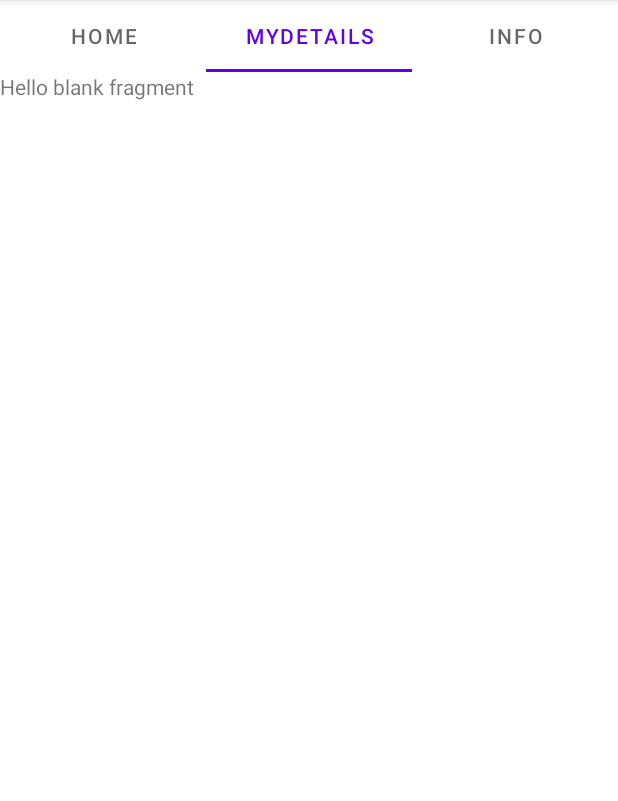
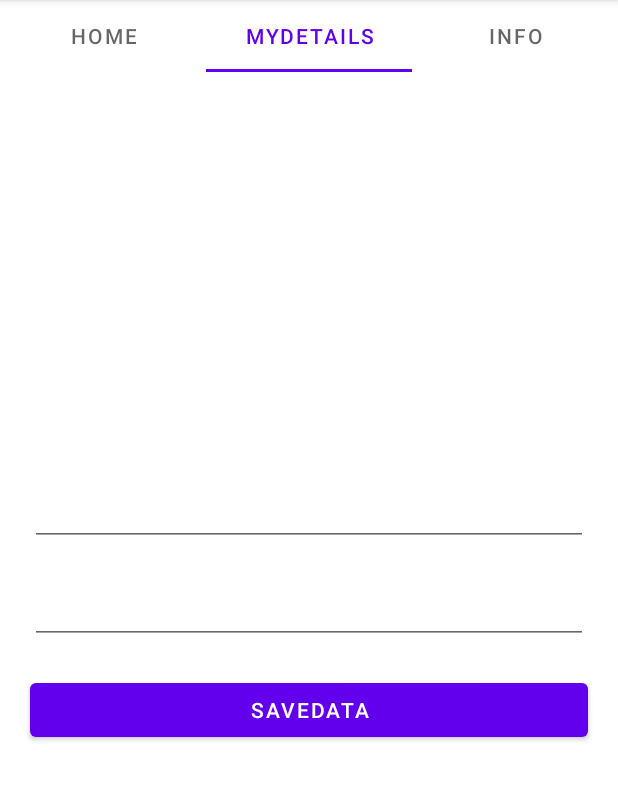
Before and after one commit to oraclesoul/mysafety, an Android app: the screen it shows after launch (MainActivity), tab 2 chosen, on a phone screen of 412 x 824 dp, the part 84-885 px from its top. Run offline under Robolectric (Android 15) with nearby library versions, the light colour scheme and no system bars.

Commit message:
db support and working fragments

```diff
--- a/app/src/main/java/com/oraclesoul/mysafety/DBHelper.java
+++ b/app/src/main/java/com/oraclesoul/mysafety/DBHelper.java
@@ -1,8 +1,11 @@
 package com.oraclesoul.mysafety;
 
+import android.content.ContentValues;
 import android.content.Context;
+import android.database.Cursor;
 import android.database.sqlite.SQLiteDatabase;
 import android.database.sqlite.SQLiteOpenHelper;
+import android.util.Log;
 
 import androidx.annotation.Nullable;
 
@@ -18,7 +21,37 @@ public class DBHelper extends SQLiteOpenHelper {
 
     @Override
     public void onCreate(SQLiteDatabase sqLiteDatabase) {
+        String sql = "CREATE TABLE " + DB_TABLE_NAME + "(username TEXT PRIMARY KEY , contact INTEGER NOT NULL)";
+        Log.i("mytag", sql);
+        sqLiteDatabase.execSQL(sql);
+    }
 
+    public boolean isDetailsSet()
+    {
+        String sql = "SELECT * FROM " + DB_TABLE_NAME;
+        Cursor c = this.getWritableDatabase().rawQuery(sql,null);
+        if(c.getCount()>0) return true;
+        return false;
+    }
+
+    public  ContentValues getDetails()
+    {
+        SQLiteDatabase sqLiteDatabase = getWritableDatabase();
+        String sql = "SELECT * FROM " + DB_TABLE_NAME;
+        Cursor c = this.getWritableDatabase().rawQuery(sql,null);
+
+
+    }
+
+    public boolean insertData(String name,int number)
+    {
+        ContentValues contentValues = new ContentValues();
+        contentValues.put("username",name);
+        contentValues.put("contact",number);
+        SQLiteDatabase sqLiteDatabase = this.getWritableDatabase();
+        long res = sqLiteDatabase.insert(DB_TABLE_NAME,null,contentValues);
+        if(res == -1) return false;
+        return true;
     }
 
     @Override
--- a/app/src/main/java/com/oraclesoul/mysafety/PageAdapter.java
+++ b/app/src/main/java/com/oraclesoul/mysafety/PageAdapter.java
@@ -5,6 +5,7 @@ import androidx.fragment.app.Fragment;
 import androidx.fragment.app.FragmentActivity;
 import androidx.viewpager2.adapter.FragmentStateAdapter;
 
+import com.oraclesoul.mysafety.fragments.AlertFragment;
 import com.oraclesoul.mysafety.fragments.DetailsFragment;
 import com.oraclesoul.mysafety.fragments.EditDetailsFragment;
 import com.oraclesoul.mysafety.fragments.InfoFragment;
@@ -12,21 +13,30 @@ import com.oraclesoul.mysafety.fragments.InfoFragment;
 public class PageAdapter extends FragmentStateAdapter {
 
     int tabCount = 3;
+    DBHelper dbHelper;
+    public PageAdapter(@NonNull FragmentActivity fragmentActivity) {
 
-    public PageAdapter(@NonNull FragmentActivity fragmentActivity) {
         super(fragmentActivity);
+        dbHelper = new DBHelper(fragmentActivity);
     }
 
     @NonNull
     @Override
     public Fragment createFragment(int position) {
+
+
+        boolean details = dbHelper.isDetailsSet();
+
+
         switch (position)
         {
-            case 0 : return new EditDetailsFragment();
-            case 1 : return new DetailsFragment();
+            case 0 : if(details) return new AlertFragment();
+                     return  new EditDetailsFragment();
+            case 1 : if(details) return new DetailsFragment();
+                     return new EditDetailsFragment();
             case 2 : return  new InfoFragment();
         }
-        return null;
+        return new InfoFragment();
     }
 
     @Override
--- a/app/src/main/java/com/oraclesoul/mysafety/fragments/DetailsFragment.java
+++ b/app/src/main/java/com/oraclesoul/mysafety/fragments/DetailsFragment.java
@@ -7,60 +7,41 @@ import androidx.fragment.app.Fragment;
 import android.view.LayoutInflater;
 import android.view.View;
 import android.view.ViewGroup;
+import android.widget.TextView;
 
+import com.oraclesoul.mysafety.DBHelper;
 import com.oraclesoul.mysafety.R;
 
-/**
- * A simple {@link Fragment} subclass.
- * Use the {@link DetailsFragment#newInstance} factory method to
- * create an instance of this fragment.
- */
 public class DetailsFragment extends Fragment {
 
-    // TODO: Rename parameter arguments, choose names that match
-    // the fragment initialization parameters, e.g. ARG_ITEM_NUMBER
-    private static final String ARG_PARAM1 = "param1";
-    private static final String ARG_PARAM2 = "param2";
-
-    // TODO: Rename and change types of parameters
-    private String mParam1;
-    private String mParam2;
 
     public DetailsFragment() {
         // Required empty public constructor
     }
 
-    /**
-     * Use this factory method to create a new instance of
-     * this fragment using the provided parameters.
-     *
-     * @param param1 Parameter 1.
-     * @param param2 Parameter 2.
-     * @return A new instance of fragment DetailsFragment.
-     */
-    // TODO: Rename and change types and number of parameters
-    public static DetailsFragment newInstance(String param1, String param2) {
-        DetailsFragment fragment = new DetailsFragment();
-        Bundle args = new Bundle();
-        args.putString(ARG_PARAM1, param1);
-        args.putString(ARG_PARAM2, param2);
-        fragment.setArguments(args);
-        return fragment;
-    }
+
 
     @Override
     public void onCreate(Bundle savedInstanceState) {
         super.onCreate(savedInstanceState);
-        if (getArguments() != null) {
-            mParam1 = getArguments().getString(ARG_PARAM1);
-            mParam2 = getArguments().getString(ARG_PARAM2);
-        }
+
     }
 
     @Override
     public View onCreateView(LayoutInflater inflater, ViewGroup container,
                              Bundle savedInstanceState) {
-        // Inflate the layout for this fragment
-        return inflater.inflate(R.layout.fragment_details, container, false);
+
+        View view = inflater.inflate(R.layout.fragment_details, container, false);
+        TextView tv = view.findViewById(R.id.displayusername);
+         DBHelper dbHelper = new DBHelper(getContext());
+         if(dbHelper.isDetailsSet())
+         {
+             tv.setText("User name set");
+         }else
+         {
+             tv.setText("Username not set");
+         }
+
+        return view;
     }
 }
--- a/app/src/main/java/com/oraclesoul/mysafety/fragments/EditDetailsFragment.java
+++ b/app/src/main/java/com/oraclesoul/mysafety/fragments/EditDetailsFragment.java
@@ -7,60 +7,45 @@ import androidx.fragment.app.Fragment;
 import android.view.LayoutInflater;
 import android.view.View;
 import android.view.ViewGroup;
+import android.widget.Button;
+import android.widget.EditText;
 
+import com.oraclesoul.mysafety.DBHelper;
 import com.oraclesoul.mysafety.R;
 
-/**
- * A simple {@link Fragment} subclass.
- * Use the {@link EditDetailsFragment#newInstance} factory method to
- * create an instance of this fragment.
- */
 public class EditDetailsFragment extends Fragment {
 
-    // TODO: Rename parameter arguments, choose names that match
-    // the fragment initialization parameters, e.g. ARG_ITEM_NUMBER
-    private static final String ARG_PARAM1 = "param1";
-    private static final String ARG_PARAM2 = "param2";
-
-    // TODO: Rename and change types of parameters
-    private String mParam1;
-    private String mParam2;
 
     public EditDetailsFragment() {
         // Required empty public constructor
     }
 
-    /**
-     * Use this factory method to create a new instance of
-     * this fragment using the provided parameters.
-     *
-     * @param param1 Parameter 1.
-     * @param param2 Parameter 2.
-     * @return A new instance of fragment EditDetailsFragment.
-     */
-    // TODO: Rename and change types and number of parameters
-    public static EditDetailsFragment newInstance(String param1, String param2) {
-        EditDetailsFragment fragment = new EditDetailsFragment();
-        Bundle args = new Bundle();
-        args.putString(ARG_PARAM1, param1);
-        args.putString(ARG_PARAM2, param2);
-        fragment.setArguments(args);
-        return fragment;
-    }
 
     @Override
     public void onCreate(Bundle savedInstanceState) {
         super.onCreate(savedInstanceState);
-        if (getArguments() != null) {
-            mParam1 = getArguments().getString(ARG_PARAM1);
-            mParam2 = getArguments().getString(ARG_PARAM2);
-        }
     }
 
     @Override
     public View onCreateView(LayoutInflater inflater, ViewGroup container,
                              Bundle savedInstanceState) {
         // Inflate the layout for this fragment
-        return inflater.inflate(R.layout.fragment_edit_details, container, false);
+        View view =  inflater.inflate(R.layout.fragment_edit_details, container, false);
+        Button btn = view.findViewById(R.id.saveData);
+        btn.setOnClickListener(new View.OnClickListener() {
+            @Override
+            public void onClick(View viewbybutton) {
+                EditText usernameEt = view.findViewById(R.id.displayusername);
+                EditText phoneEt = view.findViewById(R.id.phone);
+
+                String username = usernameEt.getText().toString();
+                int phone = Integer.parseInt(phoneEt.getText().toString());
+
+                DBHelper dbHelper = new DBHelper(getContext());
+                dbHelper.insertData(username,phone);
+            }
+        });
+        return view;
     }
+
 }
--- a/app/src/main/res/layout/fragment_details.xml
+++ b/app/src/main/res/layout/fragment_details.xml
@@ -7,6 +7,7 @@
 
     <!-- TODO: Update blank fragment layout -->
     <TextView
+        android:id="@+id/displayusername"
         android:layout_width="match_parent"
         android:layout_height="match_parent"
         android:text="@string/hello_blank_fragment" />
--- a/app/src/main/res/layout/fragment_edit_details.xml
+++ b/app/src/main/res/layout/fragment_edit_details.xml
@@ -3,12 +3,38 @@
     xmlns:tools="http://schemas.android.com/tools"
     android:layout_width="match_parent"
     android:layout_height="match_parent"
+    android:layout_gravity="center"
     tools:context=".fragments.EditDetailsFragment">
 
-    <!-- TODO: Update blank fragment layout -->
-    <TextView
+    <LinearLayout
         android:layout_width="match_parent"
         android:layout_height="match_parent"
-        android:text="edit details" />
+        android:layout_margin="10dp"
+        android:gravity="center"
+        android:orientation="vertical">
 
+        <EditText
+            android:id="@+id/displayusername"
+            android:layout_width="match_parent"
+            android:layout_height="wrap_content"
+            android:layout_margin="10dp"
+            android:ems="10"
+            android:inputType="textPersonName" />
+
+        <EditText
+            android:id="@+id/phone"
+            android:layout_width="match_parent"
+            android:layout_height="wrap_content"
+            android:layout_margin="10dp"
+            android:ems="10"
+            android:inputType="phone" />
+
+        <Button
+            android:id="@+id/saveData"
+            android:layout_width="match_parent"
+            android:layout_height="wrap_content"
+            android:layout_margin="10dp"
+            android:onClick="saveUserData"
+            android:text="saveData" />
+    </LinearLayout>
 </FrameLayout>
```
Also changed, not shown: app/src/main/java/com/oraclesoul/mysafety/MainActivity.java (+7 -0 lines).
